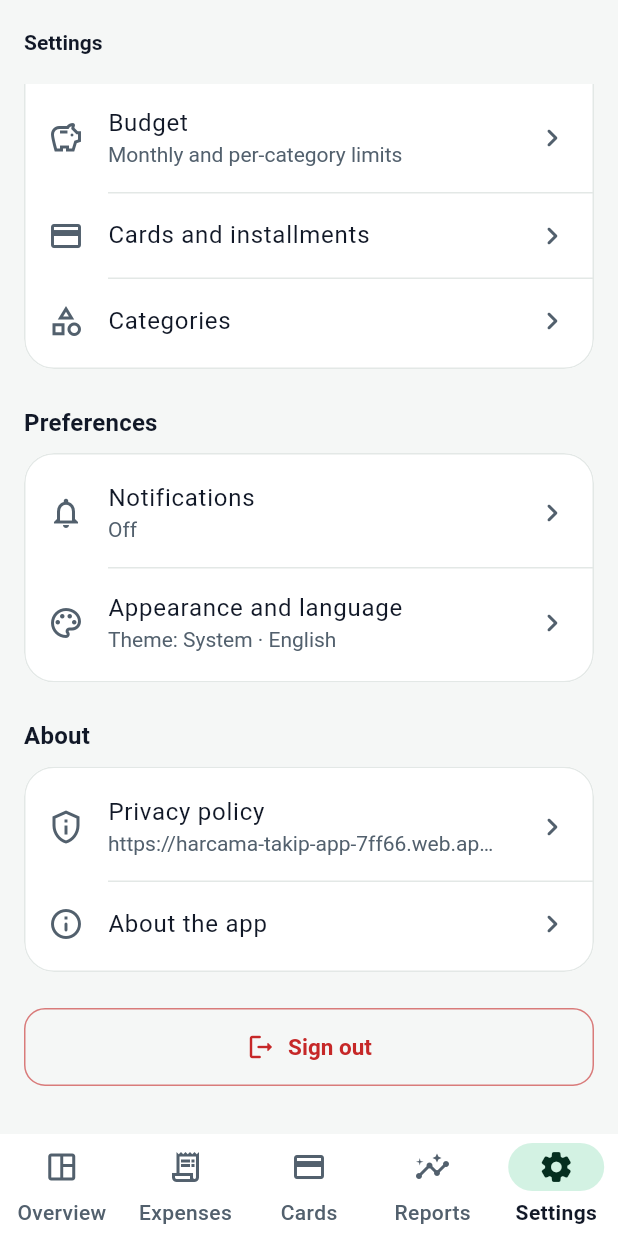
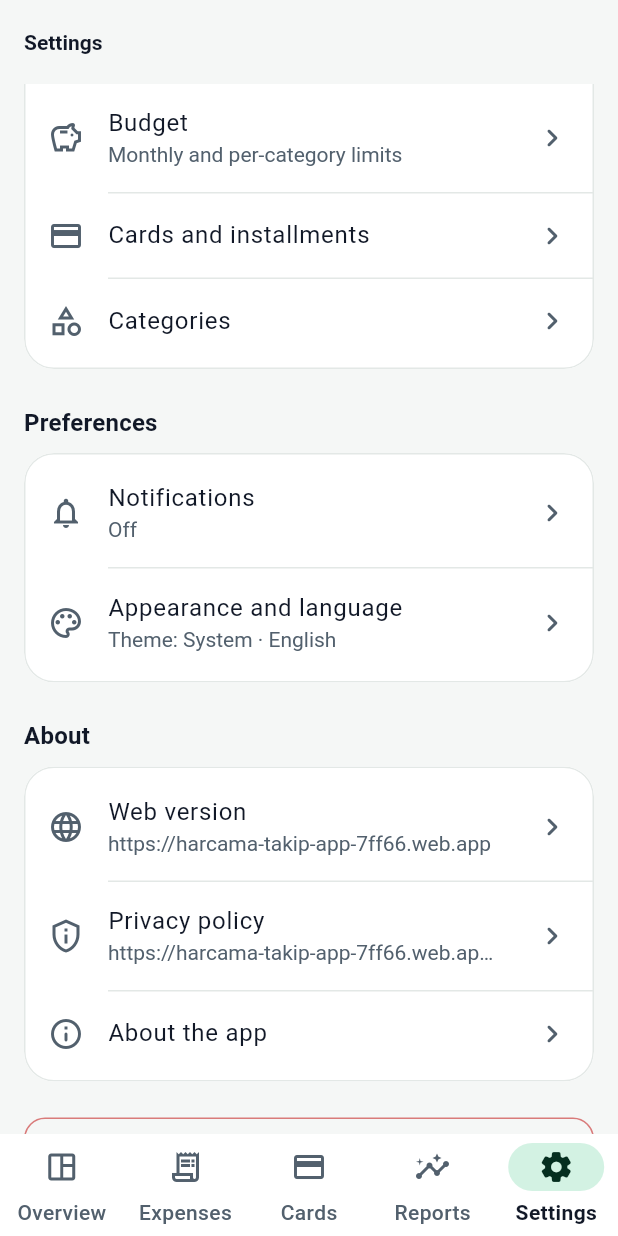
Before and after one commit to hasancaktar/harcama_takip_app, a Flutter app: the SettingsScreen screen opened by its route, scrolled down 247 dp, on a phone screen of 412 x 824 dp. Run offline on Flutter 3.47's test engine with Material 3 defaults, Android fonts, the phone set to English and light mode, and no system bars; our stand-ins replace cloud_firestore, connectivity_plus, firebase_auth, firebase_core, firebase_messaging, fl_chart and 6 more; accounts and stored records are empty.

Commit message:
feat: update privacy policy title to Harcama Takip, add web version link to settings and about dialog

```diff
--- a/lib/core/constants/app_constants.dart
+++ b/lib/core/constants/app_constants.dart
@@ -186,6 +186,8 @@ abstract class AppConstants {
   static const String defaultTimezone = 'Europe/Istanbul';
   static const String privacyPolicyUrl =
       'https://harcama-takip-app-7ff66.web.app/privacy-policy.html';
+  static const String webAppUrl =
+      'https://harcama-takip-app-7ff66.web.app';
 
   static String get appTagline => 'Harcama, kart ve taksitleriniz tek yerde'.tr;
 
--- a/lib/core/l10n/translations_en.dart
+++ b/lib/core/l10n/translations_en.dart
@@ -260,6 +260,8 @@ const Map<String, String> translationsEn = {
   'Harcama tarihi': 'Expense date',
   'Harcama, kart ve taksitleriniz tek yerde':
       'Your expenses, cards and installments in one place',
+  'Harcama Takip uygulamasını bilgisayarınızdan veya tabletinizden tarayıcı üzerinden de kullanabilirsiniz.\n\nWeb adresi: {0}':
+      'You can also use Harcama Takip from your computer or tablet via any web browser.\n\nWeb address: {0}',
   'Harcama, kart ve taksitlerinizi takip etmek için giriş yapın.':
       'Sign in to track your expenses, cards and installments.',
   'Harcamalar': 'Expenses',
@@ -565,9 +567,12 @@ const Map<String, String> translationsEn = {
       'App announcements and daily reminders',
   'Uygulama duyurularını ve otomatik günlük hatırlatmayı bu hesaba gönder. Kapatırsanız sunucudan bildirim almazsınız.': 'Send app announcements and the automatic daily reminder to this account. If you turn this off, you will not receive notifications from the server.',
   'Uygulama hakkında': 'About the app',
+  'Uygulamayı tarayıcınızdan da kullanabilirsiniz:\n{0}':
+      'You can also use the app from your browser:\n{0}',
   'Varsayılan kategoriler içe aktarıldı': 'Default categories imported',
   'Varsayılanları içe aktar': 'Import defaults',
   'Vazgeç': 'Cancel',
+  'Web sürümü': 'Web version',
   'Veriler yüklenemedi': 'Could not load data',
   'Verilerimin gizlilik politikasında açıklandığı şekilde işlenmesini kabul ediyorum.':
       'I agree to my data being processed as described in the privacy policy.',
```
Also changed, not shown: lib/presentation/screens/settings/settings_screen.dart (+29 -1 lines), 2 other files.
